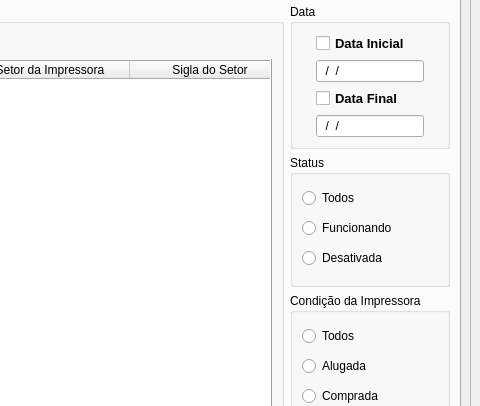
The window that View/Telas/CD_Relatorio.ui (Blastoles/ProjetoSCGI) describes before a commit, drawn with Qt 5; both pictures show x 394 to 874 and y 98 to 504 of the 874 by 599 pixel window.
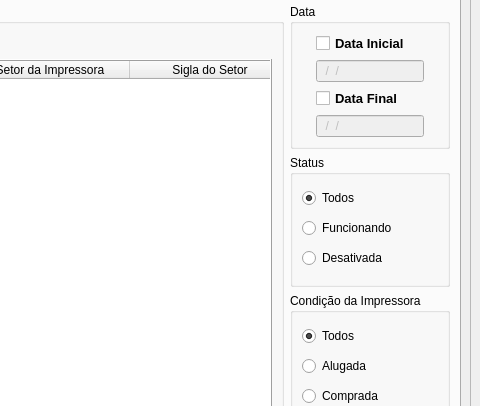
The same window after the commit. Icons and pictures are not drawn.

The edit to the form file:
```diff
--- a/View/Telas/CD_Relatorio.ui
+++ b/View/Telas/CD_Relatorio.ui
@@ -178,6 +178,9 @@
              <layout class="QGridLayout" name="gridLayout_7">
               <item row="1" column="0">
                <widget class="QLineEdit" name="CP_DataInicial">
+                <property name="enabled">
+                 <bool>false</bool>
+                </property>
                 <property name="sizePolicy">
                  <sizepolicy hsizetype="Maximum" vsizetype="Fixed">
                   <horstretch>0</horstretch>
@@ -196,6 +199,9 @@
               </item>
               <item row="3" column="0">
                <widget class="QLineEdit" name="CP_DataFinal">
+                <property name="enabled">
+                 <bool>false</bool>
+                </property>
                 <property name="sizePolicy">
                  <sizepolicy hsizetype="Maximum" vsizetype="Fixed">
                   <horstretch>0</horstretch>
@@ -266,6 +272,9 @@
                 <property name="text">
                  <string>Todos</string>
                 </property>
+                <property name="checked">
+                 <bool>true</bool>
+                </property>
                </widget>
               </item>
               <item row="1" column="0">
@@ -310,6 +319,9 @@
                 <property name="text">
                  <string>Todos</string>
                 </property>
+                <property name="checked">
+                 <bool>true</bool>
+                </property>
                </widget>
               </item>
              </layout>
```
